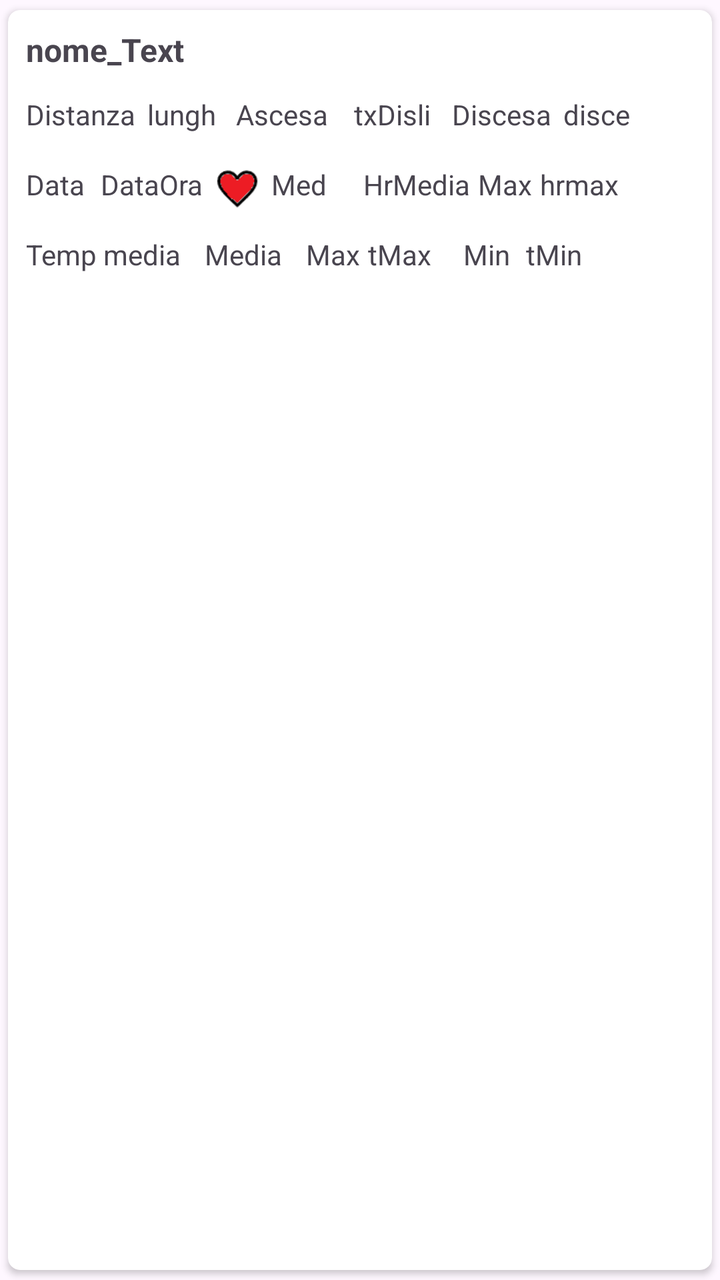
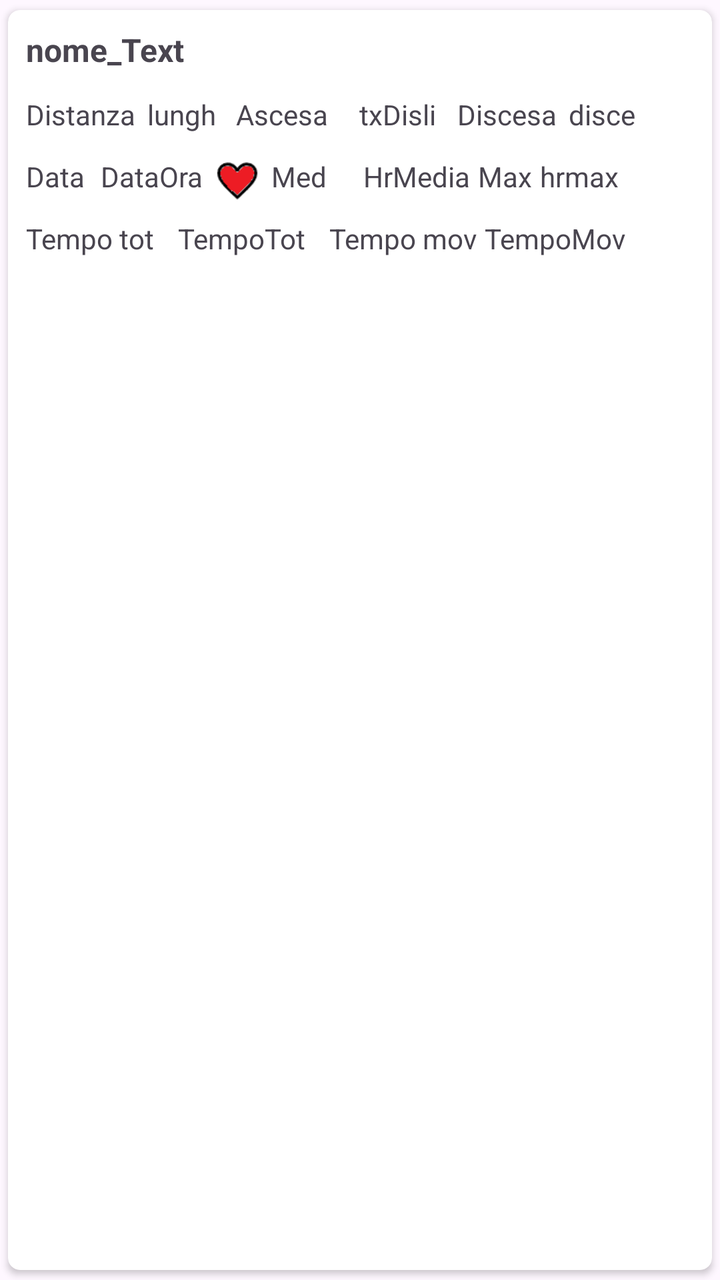

Two renders of the same Android screen: before a commit and after it. Below are the layout's source before the change and the commit's diff.
<!-- AndroidManifest.xml: application theme Base.Theme.MyApplication -->
<!-- res/layout/fragment_dettaglio_sentieri.xml -->
<?xml version="1.0" encoding="utf-8"?>
<layout xmlns:tools="http://schemas.android.com/tools"
    xmlns:android="http://schemas.android.com/apk/res/android"
    xmlns:app="http://schemas.android.com/apk/res-auto">
    <data>
        <variable
            name="MyViewModel"
            type="com.apstudio.sentieri.SentieriViewModel"/>
    </data>

    <androidx.cardview.widget.CardView
        android:id="@+id/card_view"
        android:layout_width="match_parent"
        android:layout_height="159dp"
        android:layout_gravity="center"
        android:clickable="true"
        android:focusable="true"
        app:cardCornerRadius="6dp"
        app:cardElevation="2dp"
        app:cardUseCompatPadding="true"
        app:contentPadding="1dp"
        app:layout_constraintBottom_toBottomOf="parent"
        app:layout_constraintEnd_toEndOf="parent"
        app:layout_constraintStart_toStartOf="parent"
        app:layout_constraintTop_toTopOf="parent"
        app:layout_constraintVertical_bias="0.979">


        <androidx.constraintlayout.widget.ConstraintLayout
            android:id="@+id/riga_dettaglio"
            android:layout_width="match_parent"
            android:layout_height="wrap_content">

            <TextView
                android:id="@+id/Dislivello"
                android:layout_width="wrap_content"
                android:layout_height="wrap_content"
                android:layout_marginStart="10dp"
                android:text="Ascesa"
                app:layout_constraintStart_toEndOf="@+id/lunghezza_Text"
                app:layout_constraintTop_toTopOf="@+id/lunghezza_Text" />

            <TextView
                android:id="@+id/nome_Text"
                android:layout_width="wrap_content"
                android:layout_height="wrap_content"
                android:layout_marginStart="8dp"
                android:layout_marginTop="8dp"
                android:scrollIndicators="right"
                android:text="nome_Text"
                android:textSize="16sp"
                android:textStyle="bold"
                app:layout_constraintStart_toStartOf="parent"
                app:layout_constraintTop_toTopOf="parent" />

            <TextView
                android:id="@+id/Livello"
                android:layout_width="wrap_content"
                android:layout_height="wrap_content"
                android:layout_marginStart="10dp"
                android:text="Discesa"
                app:layout_constraintStart_toEndOf="@+id/dislivello_Text"
                app:layout_constraintTop_toTopOf="@+id/dislivello_Text" />

            <TextView
                android:id="@+id/dislivello_Text"
                android:layout_width="39dp"
                android:layout_height="19dp"
                android:layout_marginStart="6dp"
                android:text="txDisliv"
                app:layout_constraintEnd_toEndOf="parent"
                app:layout_constraintHorizontal_bias="0.049"
                app:layout_constraintStart_toEndOf="@+id/Dislivello"
                app:layout_constraintTop_toTopOf="@+id/Dislivello" />

            <TextView
                android:id="@+id/Distanza"
                android:layout_width="wrap_content"
                android:layout_height="wrap_content"
                android:layout_marginStart="8dp"
                android:layout_marginTop="12dp"
                android:text="Distanza"
                app:layout_constraintStart_toStartOf="parent"
                app:layout_constraintTop_toBottomOf="@+id/nome_Text" />

            <TextView
                android:id="@+id/lunghezza_Text"
                android:layout_width="wrap_content"
                android:layout_height="wrap_content"
                android:layout_marginStart="6dp"
                android:text="lungh"
                app:layout_constraintStart_toEndOf="@+id/Distanza"
                app:layout_constraintTop_toTopOf="@+id/Distanza" />

            <TextView
                android:id="@+id/discesa_Text"
                android:layout_width="39dp"
                android:layout_height="19dp"
                android:layout_marginStart="6dp"
                android:text="discesa_Text"
                app:layout_constraintStart_toEndOf="@+id/Livello"
                app:layout_constraintTop_toTopOf="@+id/Livello" />

            <TextView
                android:id="@+id/tvVelo"
                android:layout_width="42dp"
                android:layout_height="19dp"
                android:layout_marginStart="4dp"
                android:text="Med"
                app:layout_constraintStart_toEndOf="@+id/imageView"
                app:layout_constraintTop_toTopOf="@+id/Data_text" />

            <ImageView
                android:id="@+id/imageView"
                android:layout_width="26dp"
                android:layout_height="24dp"
                android:layout_marginStart="4dp"
                app:layout_constraintStart_toEndOf="@+id/Data_text"
                app:layout_constraintTop_toTopOf="@+id/tvTempo"
                app:srcCompat="@drawable/hearth" />

            <TextView
                android:id="@+id/hrmedia_text"
                android:layout_width="wrap_content"
                android:layout_height="wrap_content"
                android:layout_marginStart="4dp"
                android:text="HrMedia"
                app:layout_constraintStart_toEndOf="@+id/tvVelo"
                app:layout_constraintTop_toTopOf="@+id/tvVelo" />

            <TextView
                android:id="@+id/tvDistH"
                android:layout_width="wrap_content"
                android:layout_height="wrap_content"
                android:layout_marginStart="4dp"
                android:text="Max"
                app:layout_constraintStart_toEndOf="@+id/hrmedia_text"
                app:layout_constraintTop_toTopOf="@+id/hrmedia_text" />

            <TextView
                android:id="@+id/hrmax_text"
                android:layout_width="wrap_content"
                android:layout_height="wrap_content"
                android:layout_marginStart="4dp"
                android:text="hrmax"
                app:layout_constraintStart_toEndOf="@+id/tvDistH"
                app:layout_constraintTop_toTopOf="@+id/tvDistH" />

            <TextView
                android:id="@+id/tvTempo"
                android:layout_width="wrap_content"
                android:layout_height="wrap_content"
                android:layout_marginStart="8dp"
                android:layout_marginTop="16dp"
                android:text="Data"
                app:layout_constraintStart_toStartOf="parent"
                app:layout_constraintTop_toBottomOf="@+id/Distanza" />

            <TextView
                android:id="@+id/Data_text"
                android:layout_width="wrap_content"
                android:layout_height="wrap_content"
                android:layout_marginStart="8dp"
                android:text="DataOra"
                app:layout_constraintStart_toEndOf="@+id/tvTempo"
                app:layout_constraintTop_toTopOf="@+id/tvTempo" />

            <TextView
                android:id="@+id/tvQuota"
                android:layout_width="wrap_content"
                android:layout_height="wrap_content"
                android:layout_marginTop="16dp"
                android:text="Temp media"
                app:layout_constraintStart_toStartOf="@+id/tvTempo"
                app:layout_constraintTop_toBottomOf="@+id/tvTempo" />

            <TextView
                android:id="@+id/tMedia_text"
                android:layout_width="wrap_content"
                android:layout_height="wrap_content"
                android:layout_marginStart="12dp"
                android:text="Media"
                app:layout_constraintStart_toEndOf="@+id/tvQuota"
                app:layout_constraintTop_toTopOf="@+id/tvQuota" />

            <TextView
                android:id="@+id/textView11"
                android:layout_width="wrap_content"
                android:layout_height="wrap_content"
                android:layout_marginStart="12dp"
                android:text="Max"
                app:layout_constraintStart_toEndOf="@+id/tMedia_text"
                app:layout_constraintTop_toTopOf="@+id/tvQuota" />

            <TextView
                android:id="@+id/tMax_text"
                android:layout_width="wrap_content"
                android:layout_height="wrap_content"
                android:layout_marginStart="4dp"
                android:text="tMax"
                app:layout_constraintStart_toEndOf="@+id/textView11"
                app:layout_constraintTop_toTopOf="@+id/tvQuota" />

            <TextView
                android:id="@+id/textView13"
                android:layout_width="wrap_content"
                android:layout_height="wrap_content"
                android:layout_marginStart="16dp"
                android:text="Min"
                app:layout_constraintStart_toEndOf="@+id/tMax_text"
                app:layout_constraintTop_toTopOf="@+id/tvQuota" />

            <TextView
                android:id="@+id/tMin_text"
                android:layout_width="wrap_content"
                android:layout_height="wrap_content"
                android:layout_marginStart="8dp"
                android:text="tMin"
                app:layout_constraintStart_toEndOf="@+id/textView13"
                app:layout_constraintTop_toTopOf="@+id/tvQuota" />

        </androidx.constraintlayout.widget.ConstraintLayout>

    </androidx.cardview.widget.CardView>
</layout>
<!-- resources referenced by this layout -->
<resources>
  <!-- drawable hearth: png bitmap (drawable, 7981 bytes) -->
  <style name="Base.Theme.MyApplication" parent="Theme.Material3.DayNight.NoActionBar">
          
          <item name="colorPrimary">@color/purple_500</item>
          <item name="colorPrimaryVariant">@color/purple_700</item>
          <item name="colorOnPrimary">@color/white</item>
          
          <item name="colorSecondary">@color/teal_200</item>
          <item name="colorSecondaryVariant">@color/teal_700</item>
          <item name="colorOnSecondary">@color/black</item>
          
          <item name="android:statusBarColor">?attr/colorPrimaryVariant</item>
          
          
      </style>
  <color name="purple_500">#FF6200EE</color>
  <color name="purple_700">#FF3700B3</color>
  <color name="white">#FFFFFFFF</color>
  <color name="teal_200">#FF03DAC5</color>
  <color name="teal_700">#FF018786</color>
  <color name="black">#FF000000</color>
</resources>

<!-- the commit's change to res/layout/fragment_dettaglio_sentieri.xml (unified diff, before → after) -->
@@ -11,7 +11,7 @@
     <androidx.cardview.widget.CardView
         android:id="@+id/card_view"
         android:layout_width="match_parent"
-        android:layout_height="159dp"
+        android:layout_height="158dp"
         android:layout_gravity="center"
         android:clickable="true"
         android:focusable="true"
@@ -28,7 +28,7 @@
 
         <androidx.constraintlayout.widget.ConstraintLayout
             android:id="@+id/riga_dettaglio"
-            android:layout_width="match_parent"
+            android:layout_width="398dp"
             android:layout_height="wrap_content">
 
             <TextView
@@ -151,7 +151,7 @@
                 android:layout_width="wrap_content"
                 android:layout_height="wrap_content"
                 android:layout_marginStart="8dp"
-                android:layout_marginTop="16dp"
+                android:layout_marginTop="12dp"
                 android:text="Data"
                 app:layout_constraintStart_toStartOf="parent"
                 app:layout_constraintTop_toBottomOf="@+id/Distanza" />
@@ -169,17 +169,18 @@
                 android:id="@+id/tvQuota"
                 android:layout_width="wrap_content"
                 android:layout_height="wrap_content"
-                android:layout_marginTop="16dp"
-                android:text="Temp media"
+                android:layout_marginTop="12dp"
+                android:text="Tempo tot"
+                app:layout_constraintBottom_toBottomOf="parent"
                 app:layout_constraintStart_toStartOf="@+id/tvTempo"
                 app:layout_constraintTop_toBottomOf="@+id/tvTempo" />
 
             <TextView
-                android:id="@+id/tMedia_text"
+                android:id="@+id/tTempoTot_text"
                 android:layout_width="wrap_content"
                 android:layout_height="wrap_content"
                 android:layout_marginStart="12dp"
-                android:text="Media"
+                android:text="TempoTot"
                 app:layout_constraintStart_toEndOf="@+id/tvQuota"
                 app:layout_constraintTop_toTopOf="@+id/tvQuota" />
 
@@ -188,37 +189,19 @@
                 android:layout_width="wrap_content"
                 android:layout_height="wrap_content"
                 android:layout_marginStart="12dp"
-                android:text="Max"
-                app:layout_constraintStart_toEndOf="@+id/tMedia_text"
+                android:text="Tempo mov"
+                app:layout_constraintStart_toEndOf="@+id/tTempoTot_text"
                 app:layout_constraintTop_toTopOf="@+id/tvQuota" />
 
             <TextView
-                android:id="@+id/tMax_text"
-                android:layout_width="wrap_content"
-                android:layout_height="wrap_content"
-                android:layout_marginStart="4dp"
-                android:text="tMax"
+                android:id="@+id/tTempoMov_text"
+                android:layout_width="wrap_content"
+                android:layout_height="wrap_content"
+                android:layout_marginStart="4dp"
+                android:text="TempoMov"
                 app:layout_constraintStart_toEndOf="@+id/textView11"
                 app:layout_constraintTop_toTopOf="@+id/tvQuota" />
 
-            <TextView
-                android:id="@+id/textView13"
-                android:layout_width="wrap_content"
-                android:layout_height="wrap_content"
-                android:layout_marginStart="16dp"
-                android:text="Min"
-                app:layout_constraintStart_toEndOf="@+id/tMax_text"
-                app:layout_constraintTop_toTopOf="@+id/tvQuota" />
-
-            <TextView
-                android:id="@+id/tMin_text"
-                android:layout_width="wrap_content"
-                android:layout_height="wrap_content"
-                android:layout_marginStart="8dp"
-                android:text="tMin"
-                app:layout_constraintStart_toEndOf="@+id/textView13"
-                app:layout_constraintTop_toTopOf="@+id/tvQuota" />
-
         </androidx.constraintlayout.widget.ConstraintLayout>
 
     </androidx.cardview.widget.CardView>
